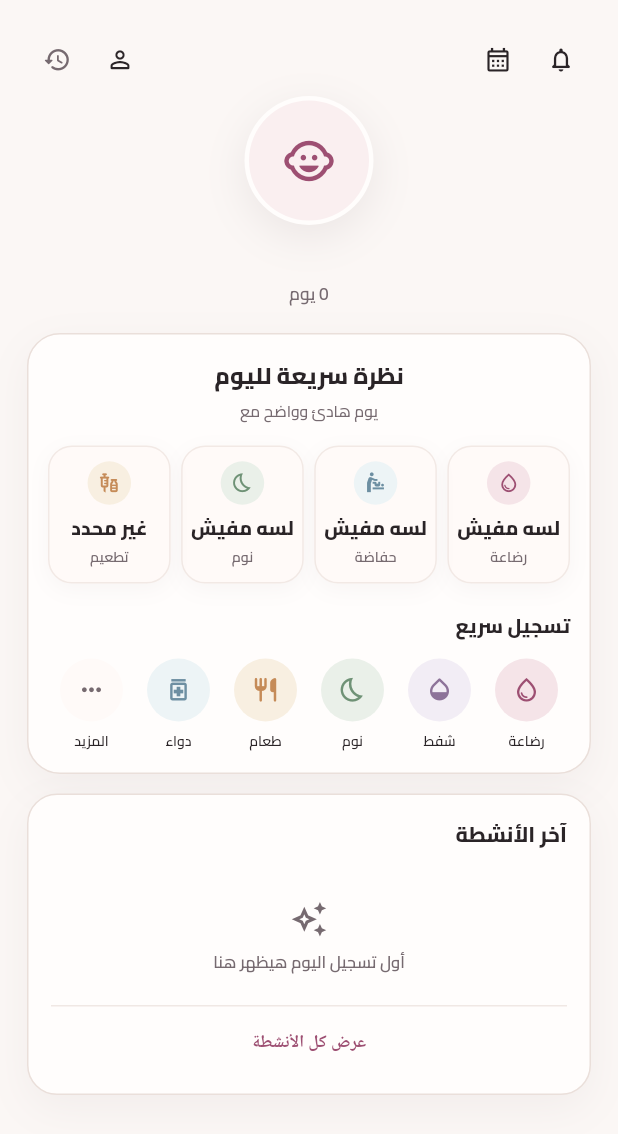
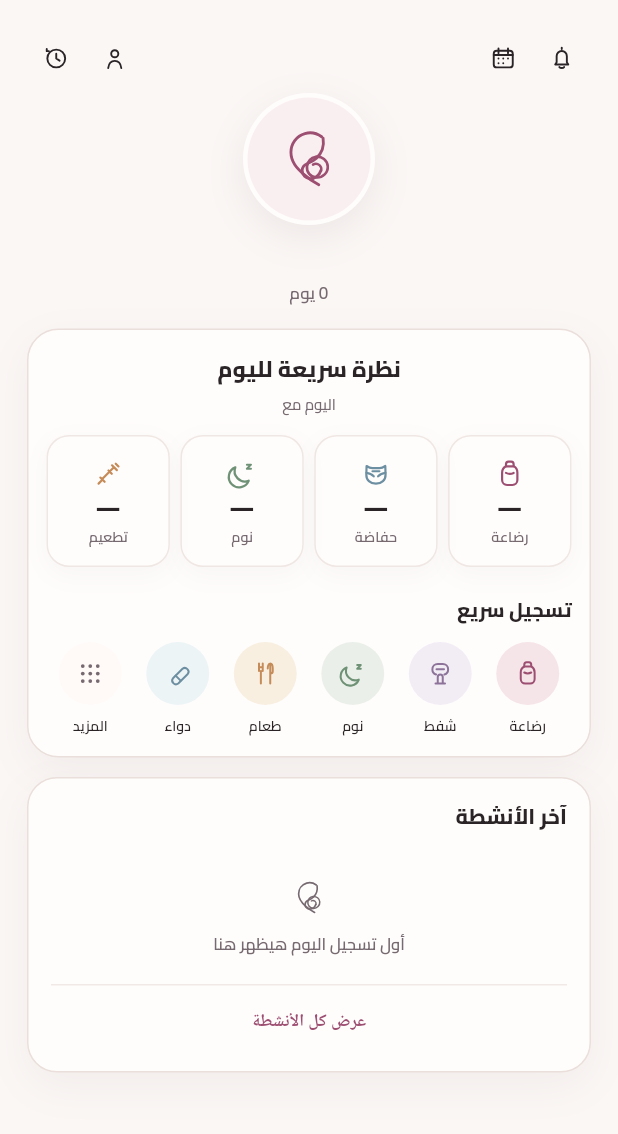
Before and after one commit to amohamed-alt/Numuw, a Flutter app: the ClassyHomeScreen screen opened directly, on a phone screen of 412 x 824 dp. Shown: the top 1134 px of the screen. Run offline on Flutter 3.47's test engine with Material 3 defaults, Android fonts, the phone set to English and light mode, and no system bars; drawn by our look-alikes of flutter_animate; our stand-ins replace fl_chart, flutter_local_notifications, flutter_svg, package_info_plus, pdf, printing and 4 more; accounts and stored records are empty.

Commit message:
feat: render production home from approved Numuw reference composition

```diff
--- a/lib/screens/classy/classy_home_screen.dart
+++ b/lib/screens/classy/classy_home_screen.dart
@@ -10,6 +10,7 @@ import '../../state/child_session.dart';
 import '../../state/numuw_app_state.dart';
 import '../../widgets/app_widgets.dart';
 import '../../widgets/classy/classy_home_view.dart';
+import '../../widgets/classy/reference_home_view.dart';
 import '../main_shell.dart';
 
 class ClassyHomeScreen extends StatefulWidget {
@@ -88,8 +89,7 @@ class _ClassyHomeScreenState extends State<ClassyHomeScreen> {
                   onRetry: _refresh,
                 );
               }
-              final summary =
-                  NumuwAppState.instance.dashboard ?? snapshot.data;
+              final summary = NumuwAppState.instance.dashboard ?? snapshot.data;
               if (summary == null) {
                 return _ClassyHomeError(
                   message: 'تعذر تحميل ملخص اليوم.',
@@ -99,20 +99,20 @@ class _ClassyHomeScreenState extends State<ClassyHomeScreen> {
 
               final data = ClassyHomeViewData(
                 greeting: 'مرحباً يا ماما',
-                subtitle: 'يوم هادئ وواضح مع ${child.name}',
+                subtitle: 'اليوم مع ${child.name}',
                 childName: child.name,
                 childAge: ArabicFormatters.age(child),
                 latestFeeding: summary.latestFeeding == null
-                    ? 'لسه مفيش'
+                    ? '—'
                     : ArabicFormatters.time(summary.latestFeeding!.startedAt),
                 sleepToday: summary.sleepToday.inMinutes == 0
-                    ? 'لسه مفيش'
+                    ? '—'
                     : ArabicFormatters.duration(summary.sleepToday),
                 latestDiaper: summary.latestDiaper == null
-                    ? 'لسه مفيش'
+                    ? '—'
                     : ArabicFormatters.time(summary.latestDiaper!.startedAt),
                 nextVaccination: summary.nextVaccination == null
-                    ? 'غير محدد'
+                    ? '—'
                     : summary.nextVaccination!.name,
                 timeline: summary.recentEvents
                     .take(3)
@@ -120,7 +120,7 @@ class _ClassyHomeScreenState extends State<ClassyHomeScreen> {
                     .toList(growable: false),
               );
 
-              return ClassyHomeView(
+              return NumuwReferenceHomeView(
                 data: data,
                 onRefresh: _refresh,
                 onChildTap: _openChild,
```
